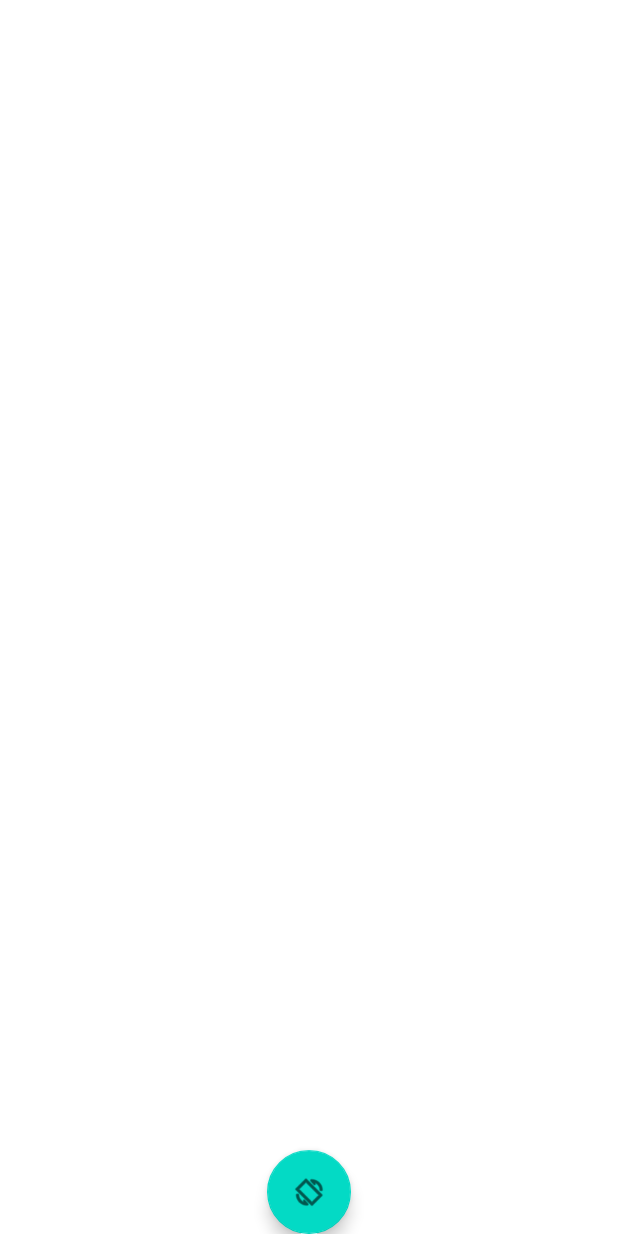
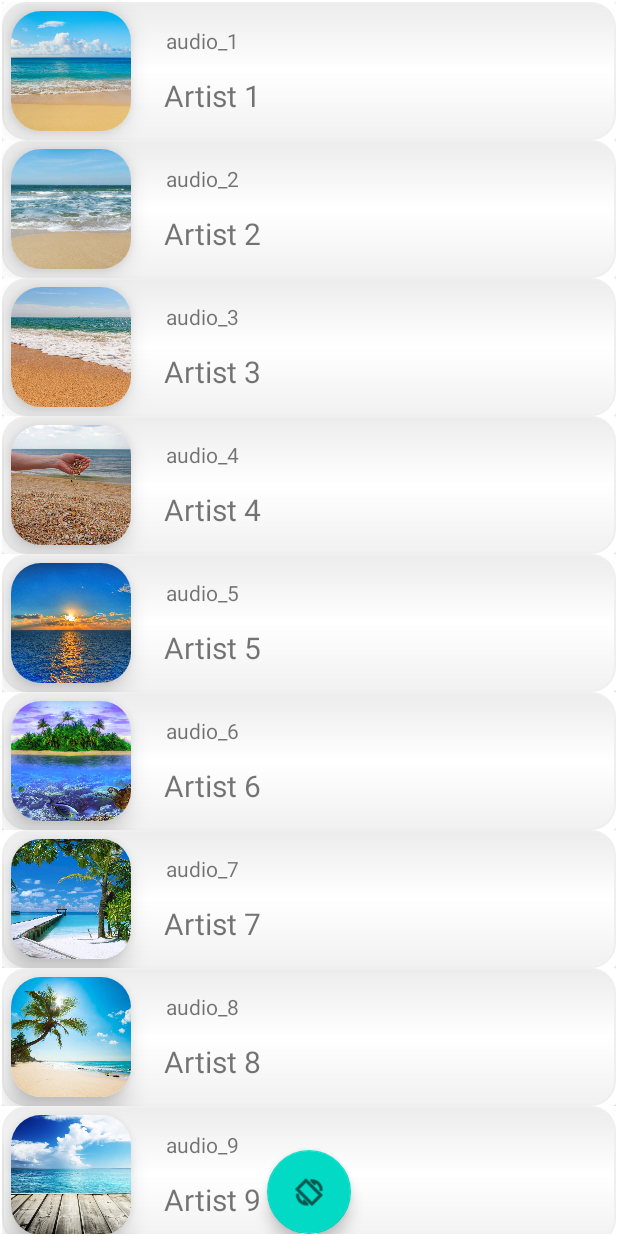
Before and after one commit to gregorybodiul/Song-List, an Android app: the screen it shows after launch (MainActivity), on a phone screen of 412 x 824 dp. Run offline under Robolectric (Android 15) with nearby library versions, the phone set to English and light mode, and no system bars.

Commit message:
create recycler adapter and edit vertical list fragment

```diff
--- /dev/null
+++ b/app/src/main/java/com/example/songlist/SongListAdapter.java
@@ -0,0 +1,57 @@
+package com.example.songlist;
+
+import android.content.Context;
+import android.view.LayoutInflater;
+import android.view.View;
+import android.view.ViewGroup;
+import android.widget.ImageView;
+import android.widget.TextView;
+
+import androidx.annotation.NonNull;
+import androidx.recyclerview.widget.RecyclerView;
+
+public class SongListAdapter extends RecyclerView.Adapter<SongListAdapter.Viewholder>  {
+
+    private Context context;
+    private Playlist playlist;
+    private int rowItemID;
+
+    public SongListAdapter(Context context, Playlist playlist, int rowItemID){
+        this.context = context;
+        this.playlist = playlist;
+        this.rowItemID = rowItemID;
+    }
+
+    @NonNull
+    @Override
+    public Viewholder onCreateViewHolder(@NonNull ViewGroup parent, int viewType) {
+        LayoutInflater layoutInflater = LayoutInflater.from(context);
+
+        View view = layoutInflater.inflate(rowItemID, parent, false);
+        return new Viewholder(view);
+    }
+
+    @Override
+    public void onBindViewHolder(@NonNull Viewholder holder, int position) {
+        holder.cover.setImageDrawable(playlist.getCover(position));
+        holder.songName.setText(playlist.getSongName(position));
+        holder.artistName.setText(playlist.getArtistName(position));
+    }
+
+    @Override
+    public int getItemCount() {
+        return playlist.getCountSong();
+    }
+
+    public class Viewholder extends RecyclerView.ViewHolder{
+        TextView artistName, songName;
+        ImageView cover;
+
+        public Viewholder(@NonNull View itemView) {
+            super(itemView);
+            artistName = itemView.findViewById(R.id.tv_artist_name);
+            songName = itemView.findViewById(R.id.tv_song_name);
+            cover = itemView.findViewById(R.id.cover);
+        }
+    }
+}
--- a/app/src/main/java/com/example/songlist/VertListFragment.java
+++ b/app/src/main/java/com/example/songlist/VertListFragment.java
@@ -1,64 +1,41 @@
 package com.example.songlist;
 
+import android.content.pm.ActivityInfo;
 import android.os.Bundle;
 
 import androidx.fragment.app.Fragment;
+import androidx.navigation.Navigation;
+import androidx.recyclerview.widget.LinearLayoutManager;
+import androidx.recyclerview.widget.RecyclerView;
 
 import android.view.LayoutInflater;
 import android.view.View;
 import android.view.ViewGroup;
 
-/**
- * A simple {@link Fragment} subclass.
- * Use the {@link VertListFragment#newInstance} factory method to
- * create an instance of this fragment.
- */
+import com.google.android.material.floatingactionbutton.FloatingActionButton;
+
 public class VertListFragment extends Fragment {
-
-    // TODO: Rename parameter arguments, choose names that match
-    // the fragment initialization parameters, e.g. ARG_ITEM_NUMBER
-    private static final String ARG_PARAM1 = "param1";
-    private static final String ARG_PARAM2 = "param2";
-
-    // TODO: Rename and change types of parameters
-    private String mParam1;
-    private String mParam2;
-
-    public VertListFragment() {
-        // Required empty public constructor
-    }
-
-    /**
-     * Use this factory method to create a new instance of
-     * this fragment using the provided parameters.
-     *
-     * @param param1 Parameter 1.
-     * @param param2 Parameter 2.
-     * @return A new instance of fragment VertListFragment.
-     */
-    // TODO: Rename and change types and number of parameters
-    public static VertListFragment newInstance(String param1, String param2) {
-        VertListFragment fragment = new VertListFragment();
-        Bundle args = new Bundle();
-        args.putString(ARG_PARAM1, param1);
-        args.putString(ARG_PARAM2, param2);
-        fragment.setArguments(args);
-        return fragment;
-    }
 
     @Override
     public void onCreate(Bundle savedInstanceState) {
         super.onCreate(savedInstanceState);
-        if (getArguments() != null) {
-            mParam1 = getArguments().getString(ARG_PARAM1);
-            mParam2 = getArguments().getString(ARG_PARAM2);
-        }
     }
 
     @Override
     public View onCreateView(LayoutInflater inflater, ViewGroup container,
                              Bundle savedInstanceState) {
-        // Inflate the layout for this fragment
-        return inflater.inflate(R.layout.fragment_vert_list, container, false);
+        View view = inflater.inflate(R.layout.fragment_vert_list, container, false);
+        getActivity().setRequestedOrientation(ActivityInfo.SCREEN_ORIENTATION_PORTRAIT);
+
+        Playlist playlist = Playlist.getInstance();
+
+        RecyclerView recyclerView = view.findViewById(R.id.recycler);
+        SongListAdapter songListAdapter = new SongListAdapter(this.getContext(),playlist, R.layout.vertical_row_item);
+        recyclerView.setAdapter(songListAdapter);
+        recyclerView.setLayoutManager(new LinearLayoutManager(this.getContext()));
+
+        FloatingActionButton floatingActionButton = view.findViewById(R.id.change_list);
+        floatingActionButton.setOnClickListener(view1 -> Navigation.findNavController(view1).navigate(R.id.action_vertListFragment_to_horListFragment));
+        return view;
     }
 }
--- /dev/null
+++ b/app/src/main/res/layout/vertical_row_item.xml
@@ -0,0 +1,63 @@
+<?xml version="1.0" encoding="utf-8"?>
+<androidx.constraintlayout.widget.ConstraintLayout xmlns:android="http://schemas.android.com/apk/res/android"
+    xmlns:app="http://schemas.android.com/apk/res-auto"
+    xmlns:tools="http://schemas.android.com/tools"
+    android:layout_width="match_parent"
+    android:layout_height="wrap_content">
+
+    <androidx.cardview.widget.CardView
+        android:layout_width="match_parent"
+        android:layout_height="wrap_content"
+        app:layout_constraintEnd_toEndOf="parent"
+        app:layout_constraintStart_toStartOf="parent"
+        app:layout_constraintTop_toTopOf="parent">
+
+        <androidx.constraintlayout.widget.ConstraintLayout
+            android:background="@drawable/shape_item_card"
+            android:layout_width="match_parent"
+            android:layout_height="match_parent">
+
+            <androidx.cardview.widget.CardView
+                android:id="@+id/card_image"
+                android:layout_width="80dp"
+                android:layout_height="80dp"
+                app:cardCornerRadius="20dp"
+                app:cardElevation="10dp"
+                android:layout_margin="6dp"
+                app:layout_constraintBottom_toBottomOf="parent"
+                app:layout_constraintStart_toStartOf="parent"
+                app:layout_constraintTop_toTopOf="parent">
+
+                <ImageView
+                    android:id="@+id/cover"
+                    android:layout_width="match_parent"
+                    android:layout_height="match_parent"
+                    android:scaleType="centerCrop"
+                    app:srcCompat="@drawable/ic_launcher_background" />
+            </androidx.cardview.widget.CardView>
+
+            <TextView
+                android:id="@+id/tv_song_name"
+                android:layout_width="wrap_content"
+                android:layout_height="wrap_content"
+                android:layout_marginTop="16dp"
+                tools:text="Song.mp3"
+                app:layout_constraintEnd_toEndOf="parent"
+                app:layout_constraintHorizontal_bias="0.086"
+                app:layout_constraintStart_toEndOf="@+id/card_image"
+                app:layout_constraintTop_toTopOf="parent" />
+
+            <TextView
+                android:id="@+id/tv_artist_name"
+                android:layout_width="wrap_content"
+                android:layout_height="wrap_content"
+                android:layout_marginBottom="16dp"
+                android:textSize="20sp"
+                app:layout_constraintBottom_toBottomOf="parent"
+                app:layout_constraintEnd_toEndOf="parent"
+                app:layout_constraintHorizontal_bias="0.086"
+                app:layout_constraintStart_toEndOf="@+id/card_image"
+                tools:text="Artist" />
+        </androidx.constraintlayout.widget.ConstraintLayout>
+    </androidx.cardview.widget.CardView>
+</androidx.constraintlayout.widget.ConstraintLayout>
```
Also changed, not shown: app/src/main/res/layout/horizontal_row_item.xml (added, +65 -0 lines).
